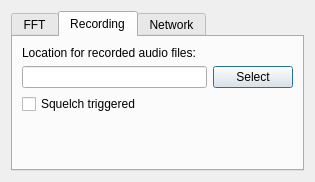
Before: the Qt Designer form src/qtgui/audio_options.ui in vladisslav2011/gqrx, drawn with Qt 5.
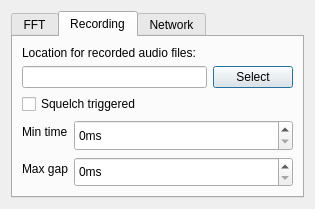
After: the same form once the commit is applied. The open tabs and pages were chosen to show the change. Icons and pictures are not drawn. Custom widgets are drawn as their Qt base class.

Commit message: squelch recording: implement options

The edit to the form file:
```diff
--- a/src/qtgui/audio_options.ui
+++ b/src/qtgui/audio_options.ui
@@ -7,7 +7,7 @@
     <x>0</x>
     <y>0</y>
     <width>315</width>
-    <height>182</height>
+    <height>209</height>
    </rect>
   </property>
   <property name="windowTitle">
@@ -213,17 +213,60 @@
            </widget>
        </item>
        <item>
-        <spacer name="verticalSpacer">
-         <property name="orientation">
-          <enum>Qt::Vertical</enum>
-         </property>
-         <property name="sizeHint" stdset="0">
-          <size>
-           <width>20</width>
-           <height>40</height>
-          </size>
-         </property>
-        </spacer>
+        <layout class="QFormLayout" name="formLayout_2">
+         <item row="0" column="0">
+          <widget class="QLabel" name="labelMinTime">
+           <property name="text">
+            <string>Min time</string>
+           </property>
+          </widget>
+         </item>
+         <item row="0" column="1">
+          <widget class="QSpinBox" name="recMinTime">
+           <property name="sizePolicy">
+            <sizepolicy hsizetype="Minimum" vsizetype="Expanding">
+             <horstretch>0</horstretch>
+             <verstretch>0</verstretch>
+            </sizepolicy>
+           </property>
+           <property name="suffix">
+            <string>ms</string>
+           </property>
+           <property name="maximum">
+            <number>10000</number>
+           </property>
+           <property name="singleStep">
+            <number>100</number>
+           </property>
+          </widget>
+         </item>
+         <item row="1" column="0">
+          <widget class="QLabel" name="labelMaxGap">
+           <property name="text">
+            <string>Max gap</string>
+           </property>
+          </widget>
+         </item>
+         <item row="1" column="1">
+          <widget class="QSpinBox" name="recMaxGap">
+           <property name="sizePolicy">
+            <sizepolicy hsizetype="Minimum" vsizetype="Expanding">
+             <horstretch>0</horstretch>
+             <verstretch>0</verstretch>
+            </sizepolicy>
+           </property>
+           <property name="suffix">
+            <string>ms</string>
+           </property>
+           <property name="maximum">
+            <number>10000</number>
+           </property>
+           <property name="singleStep">
+            <number>100</number>
+           </property>
+          </widget>
+         </item>
+        </layout>
        </item>
       </layout>
      </widget>
```
Left out of the diff: 12 changed lines with no effect on the pictures. The commit also changes 12 other files.
